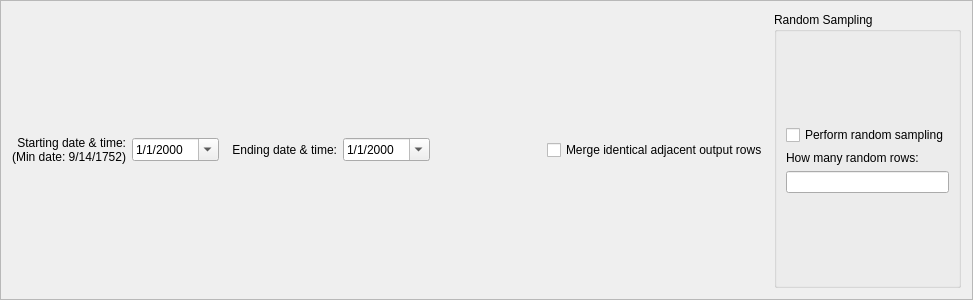
The window that NewGeneUI/NewGene/Widgets/CreateOutput/SelectVariables/timerangebox.ui (daniel347x/newgene) describes before a commit, drawn with Qt 5.
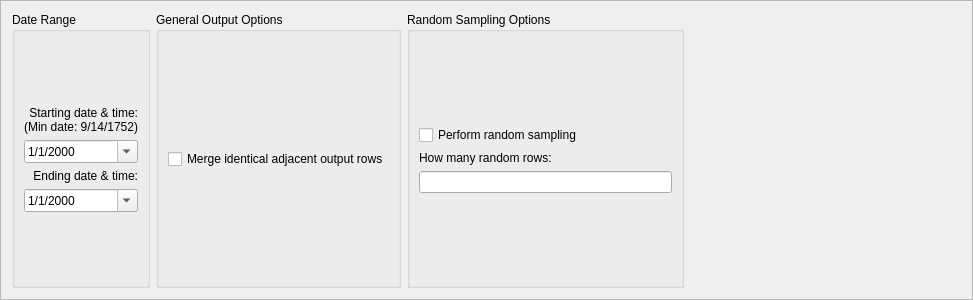
The same window after the commit. Custom widgets are drawn as their Qt base class.

Commit message: Further improve Output Options section form

Patch:
```diff
--- a/NewGeneUI/NewGene/Widgets/CreateOutput/SelectVariables/timerangebox.ui
+++ b/NewGeneUI/NewGene/Widgets/CreateOutput/SelectVariables/timerangebox.ui
@@ -25,6 +25,25 @@
      <item>
       <layout class="QHBoxLayout" name="horizontalLayout_2">
        <item>
+        <widget class="QGroupBox" name="groupBox_2">
+         <property name="title">
+          <string>Date Range</string>
+         </property>
+         <layout class="QVBoxLayout" name="verticalLayout_3">
+          <item>
+           <spacer name="verticalSpacer_4">
+            <property name="orientation">
+             <enum>Qt::Vertical</enum>
+            </property>
+            <property name="sizeHint" stdset="0">
+             <size>
+              <width>20</width>
+              <height>40</height>
+             </size>
+            </property>
+           </spacer>
+          </item>
+          <item>
         <widget class="QLabel" name="label_2">
          <property name="minimumSize">
           <size>
@@ -117,14 +136,36 @@
         </widget>
        </item>
        <item>
-        <spacer name="horizontalSpacer">
+           <spacer name="verticalSpacer_3">
          <property name="orientation">
-          <enum>Qt::Horizontal</enum>
+             <enum>Qt::Vertical</enum>
          </property>
          <property name="sizeHint" stdset="0">
           <size>
-           <width>40</width>
-           <height>20</height>
+              <width>20</width>
+              <height>40</height>
+             </size>
+            </property>
+           </spacer>
+          </item>
+         </layout>
+        </widget>
+       </item>
+       <item>
+        <widget class="QGroupBox" name="groupBox_3">
+         <property name="title">
+          <string>General Output Options</string>
+         </property>
+         <layout class="QVBoxLayout" name="verticalLayout_4">
+          <item>
+           <spacer name="verticalSpacer_5">
+            <property name="orientation">
+             <enum>Qt::Vertical</enum>
+            </property>
+            <property name="sizeHint" stdset="0">
+             <size>
+              <width>20</width>
+              <height>40</height>
           </size>
          </property>
         </spacer>
@@ -137,9 +178,25 @@
         </widget>
        </item>
        <item>
+           <spacer name="verticalSpacer_6">
+            <property name="orientation">
+             <enum>Qt::Vertical</enum>
+            </property>
+            <property name="sizeHint" stdset="0">
+             <size>
+              <width>20</width>
+              <height>40</height>
+             </size>
+            </property>
+           </spacer>
+          </item>
+         </layout>
+        </widget>
+       </item>
+       <item>
         <widget class="QGroupBox" name="groupBox">
          <property name="title">
-          <string>Random Sampling</string>
+          <string>Random Sampling Options</string>
          </property>
          <layout class="QVBoxLayout" name="verticalLayout_2">
           <item>
@@ -200,13 +257,25 @@
           </item>
          </layout>
          <zorder>doRandomSampling</zorder>
-         <zorder>doRandomSampling</zorder>
          <zorder>randomSamplingHowManyRows</zorder>
          <zorder>verticalSpacer</zorder>
          <zorder>verticalSpacer_2</zorder>
          <zorder>label_3</zorder>
         </widget>
        </item>
+       <item>
+        <spacer name="horizontalSpacer">
+         <property name="orientation">
+          <enum>Qt::Horizontal</enum>
+         </property>
+         <property name="sizeHint" stdset="0">
+          <size>
+           <width>40</width>
+           <height>20</height>
+          </size>
+         </property>
+        </spacer>
+       </item>
       </layout>
      </item>
     </layout>
```
Lines whose indentation alone changed are shown as unchanged.
